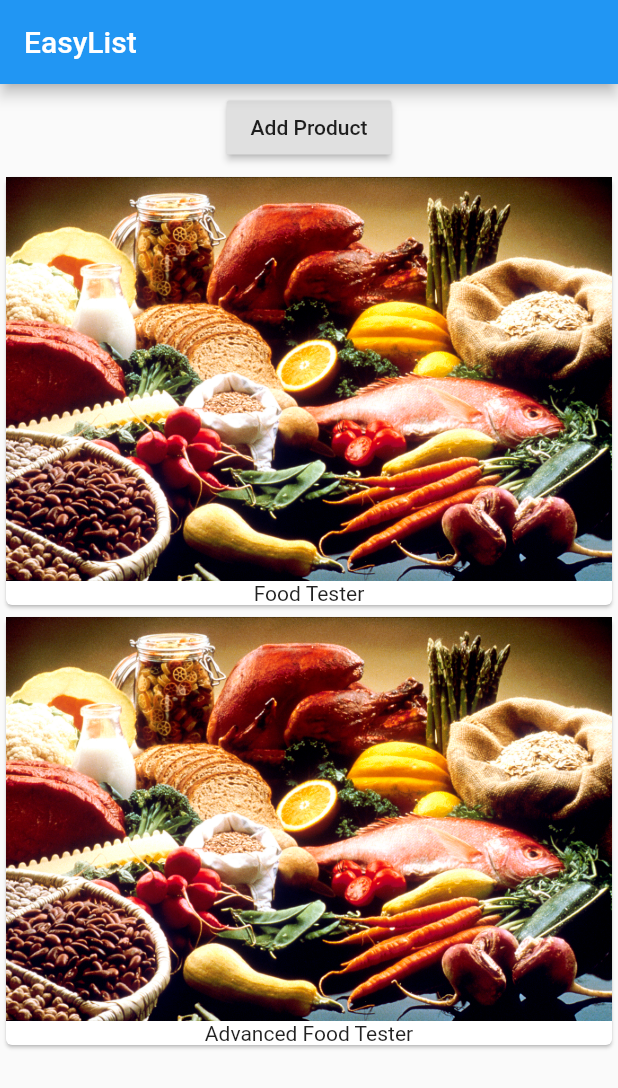
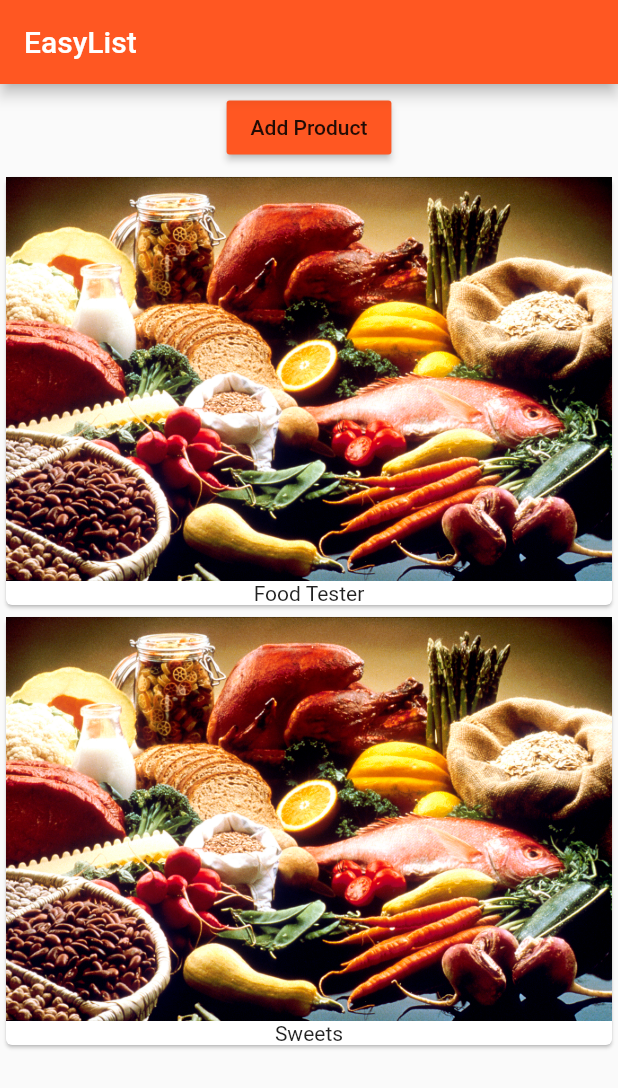
Before and after one commit to McRight/flutter-test, a Flutter app: the screen it shows after launch, after a tap on "Add Product", on a phone screen of 412 x 824 dp. Shown: the top 1088 px of the screen. Run offline on Flutter 3.47's test engine with Material 2 defaults, Android fonts, the phone set to English and light mode, and no system bars.

Commit message:
Just some code refactoring

```diff
--- a/lib/main.dart
+++ b/lib/main.dart
@@ -7,11 +7,15 @@ class MyApp extends StatelessWidget {
   @override
   Widget build(BuildContext context) {
     return MaterialApp(
+      theme: ThemeData(
+          brightness: Brightness.light,
+          primarySwatch: Colors.deepOrange,
+          accentColor: Colors.deepPurple),
       home: Scaffold(
         appBar: AppBar(
           title: Text('EasyList'),
         ),
-        body: ProductManager(),
+        body: ProductManager(startingProduct: 'Food Tester'),
       ),
     );
   }
--- /dev/null
+++ b/lib/product_control.dart
@@ -0,0 +1,18 @@
+import 'package:flutter/material.dart';
+
+class ProductControl extends StatelessWidget {
+  final Function addProduct;
+
+  ProductControl(this.addProduct);
+
+  @override
+  Widget build(BuildContext context) {
+    return RaisedButton(
+            color: Theme.of(context).primaryColor,
+            onPressed: () {
+              addProduct('Sweets');
+            },
+            child: Text('Add Product'),
+          );
+  }
+}
--- a/lib/product_manager.dart
+++ b/lib/product_manager.dart
@@ -1,32 +1,52 @@
 import 'package:flutter/material.dart';
+
 import './products.dart';
+import './product_control.dart';
 
 class ProductManager extends StatefulWidget {
+  final String startingProduct;
+
+  ProductManager({this.startingProduct = 'Sweets Tester'}) {
+    print('[ProductsManager Widget] Constructor');
+  }
+
   @override
   State<StatefulWidget> createState() {
-    // TODO: implement createState
+    print('[ProductsManager Widget] createState');
     return _ProductManagerState();
   }
 }
 
 class _ProductManagerState extends State<ProductManager> {
-  List<String> _products = ['Food Tester'];
+  List<String> _products = [];
+
+  @override
+  void initState() {
+    print('[ProductsManager State] initState');
+    _products.add(widget.startingProduct);
+    super.initState();
+  }
+
+  @override
+  void didUpdateWidget(ProductManager oldWidget) {
+    print('[ProductsManager State] didUpdateWidget');
+    super.didUpdateWidget(oldWidget);
+  }
+
+  void _addProduct(String product) {
+    setState(() {
+      _products.add(product);
+    });
+  }
 
   @override
   Widget build(BuildContext context) {
-    // TODO: implement build
+    print('[ProductsManager State] build');
     return Column(
       children: [
         Container(
           margin: EdgeInsets.all(5.0),
-          child: RaisedButton(
-            onPressed: () {
-              setState(() {
-                _products.add('Advanced Food Tester');
-              });
-            },
-            child: Text('Add Product'),
-          ),
+          child: ProductControl(_addProduct),
         ),
         Products(_products)
       ],
--- a/lib/products.dart
+++ b/lib/products.dart
@@ -4,10 +4,13 @@ import 'package:flutter/material.dart';
 class Products extends StatelessWidget {
   final List<String> products;
 
-  Products(this.products);
+  Products([this.products = const []]) {
+    print('[Products Widget] Constructor');
+  }
 
   @override
   Widget build(BuildContext context) {
+    print('[Products Widget] build');
     return Column(
       children: products
           .map((element) => Card(
```
